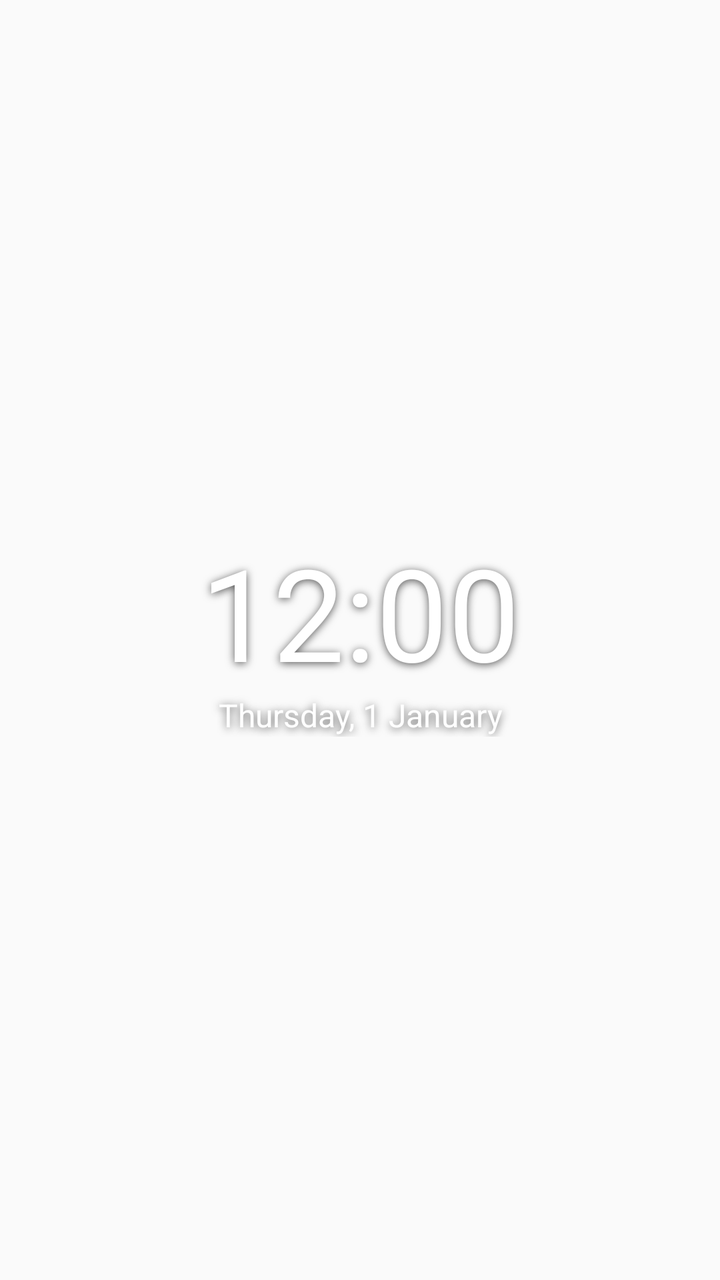
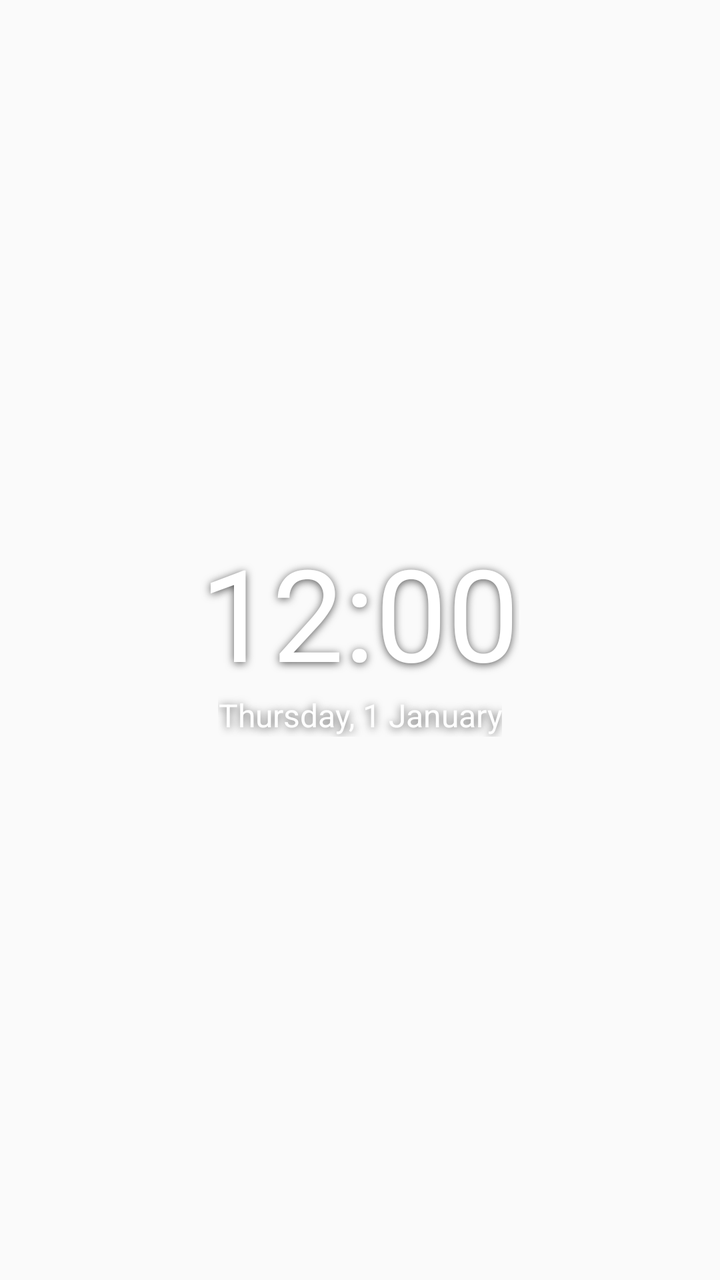

Before-and-after screenshots of an Android layout around one commit, followed by the original layout XML and the change that was made.
<!-- AndroidManifest.xml: application theme Theme.WallpaperFit -->
<!-- res/layout/widget_clock_vivo_serif_dark.xml -->
<?xml version="1.0" encoding="utf-8"?>
<LinearLayout xmlns:android="http://schemas.android.com/apk/res/android"
    android:id="@+id/clock_root"
    android:layout_width="match_parent"
    android:layout_height="match_parent"
    android:gravity="center"
    android:orientation="vertical"
    android:padding="0dp">

    
    <TextClock
        android:id="@+id/clock_date_top"
        android:layout_width="match_parent"
        android:layout_height="wrap_content"
        android:fontFamily="sans-serif"
        android:format12Hour="EEE, d MMM"
        android:format24Hour="EEE, d MMM"
        android:gravity="center"
        android:includeFontPadding="false"
        android:maxLines="1"
        android:textColor="#FFFFFFFF"
        android:textSize="16sp"
        android:visibility="gone"
        android:shadowColor="#AA000000"
        android:shadowDx="0"
        android:shadowDy="2"
        android:shadowRadius="10" />

    <TextClock
        android:id="@+id/clock_time"
        android:layout_width="match_parent"
        android:layout_height="wrap_content"
        android:fontFamily="@font/playfair_display"
        android:fontVariationSettings="'wght' 900"
        android:format12Hour="h:mm"
        android:format24Hour="HH:mm"
        android:gravity="center"
        android:includeFontPadding="false"
        android:maxLines="1"
        android:textColor="#FFFFFFFF"
        android:textSize="64sp"
        android:shadowColor="#AA000000"
        android:shadowDx="0"
        android:shadowDy="2"
        android:shadowRadius="10" />

    <TextClock
        android:id="@+id/clock_date"
        android:layout_width="match_parent"
        android:layout_height="wrap_content"
        android:fontFamily="sans-serif"
        android:format12Hour="EEEE, d MMMM"
        android:format24Hour="EEEE, d MMMM"
        android:gravity="center"
        android:maxLines="1"
        android:textColor="#FFFFFFFF"
        android:textSize="16sp"
        android:shadowColor="#AA000000"
        android:shadowDx="0"
        android:shadowDy="2"
        android:shadowRadius="10" />
</LinearLayout>
<!-- resources referenced by this layout -->
<resources>
  <style name="Theme.WallpaperFit" parent="android:Theme.Material.Light.NoActionBar" />
</resources>

<!-- the commit's change to res/layout/widget_clock_vivo_serif_dark.xml (unified diff, before → after) -->
@@ -10,7 +10,7 @@
     
     <TextClock
         android:id="@+id/clock_date_top"
-        android:layout_width="match_parent"
+        android:layout_width="wrap_content"
         android:layout_height="wrap_content"
         android:fontFamily="sans-serif"
         android:format12Hour="EEE, d MMM"
@@ -28,7 +28,7 @@
 
     <TextClock
         android:id="@+id/clock_time"
-        android:layout_width="match_parent"
+        android:layout_width="wrap_content"
         android:layout_height="wrap_content"
         android:fontFamily="@font/playfair_display"
         android:fontVariationSettings="'wght' 900"
@@ -46,7 +46,7 @@
 
     <TextClock
         android:id="@+id/clock_date"
-        android:layout_width="match_parent"
+        android:layout_width="wrap_content"
         android:layout_height="wrap_content"
         android:fontFamily="sans-serif"
         android:format12Hour="EEEE, d MMMM"
